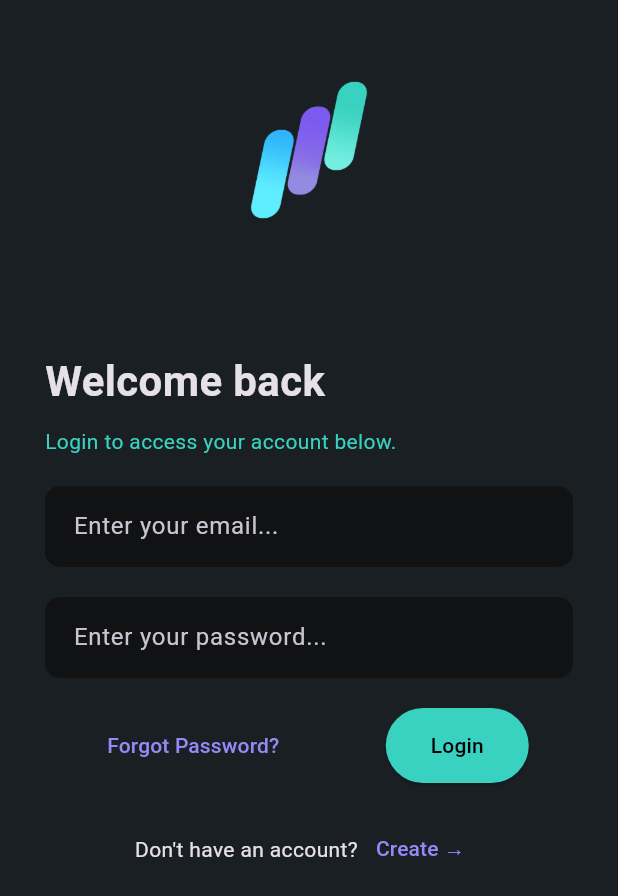
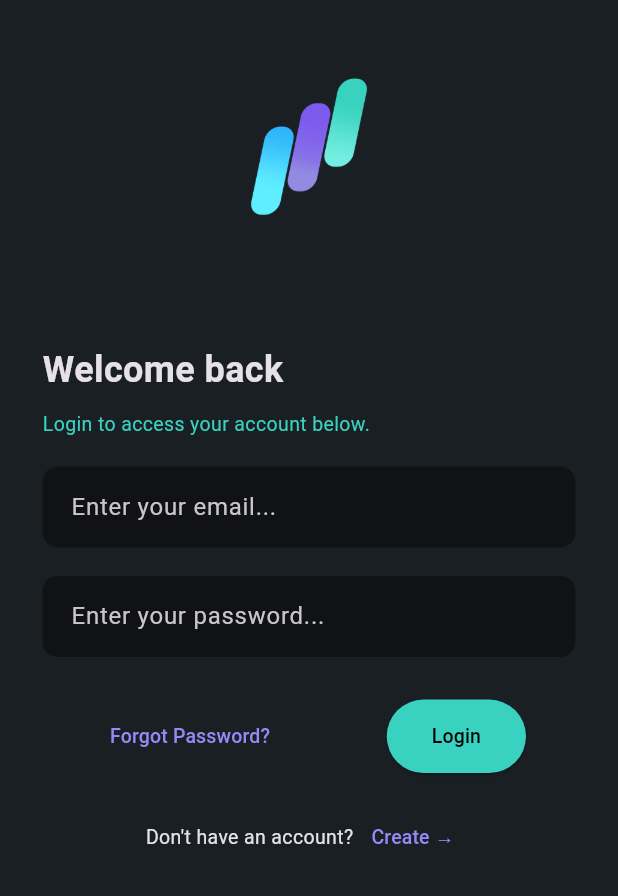
Before and after one commit to Nahaq789/flutter-subscribe, a Flutter app: the screen it shows after launch, on a phone screen of 412 x 824 dp. Shown: the top 896 px of the screen. Run offline on Flutter 3.47's test engine with Material 3 defaults, Android fonts, the phone set to English and light mode, and no system bars; our stand-ins replace flutter_dotenv, flutter_riverpod.

Commit message:
fix: レスポンシブ対応

```diff
--- a/lib/screens/login_page.dart
+++ b/lib/screens/login_page.dart
@@ -1,3 +1,5 @@
+import 'dart:math';
+
 import 'package:flutter/material.dart';
 import 'package:flutter_dotenv/flutter_dotenv.dart';
 import 'package:subscribe/models/login_model.dart';
@@ -31,14 +33,22 @@ class _LoginPageState extends State<LoginPage> {
 
   @override
   Widget build(BuildContext context) {
+    double imageSize = max(MediaQuery.of(context).size.width * 0.1, 100.0);
+    double mediumFontSize = max(MediaQuery.of(context).size.width * 0.02, 13.0);
+    double largeFontSize = max(MediaQuery.of(context).size.width * 0.05, 24.0);
+
+    double padding = MediaQuery.of(context).size.width;
+    debugPrint((imageSize).toString());
+
     String appName = dotenv.get('APP_NAME');
     return Scaffold(
       body: SafeArea(
         child: SingleChildScrollView(
           child: Container(
-            padding: const EdgeInsetsDirectional.fromSTEB(30, 50, 30, 0),
+            padding: EdgeInsetsDirectional.fromSTEB(
+                padding * 0.069, padding * 0.116, padding * 0.069, 0),
             child: Column(
-              mainAxisSize: MainAxisSize.max,
+              mainAxisSize: MainAxisSize.min,
               children: [
                 Column(
                   children: [
@@ -48,19 +58,19 @@ class _LoginPageState extends State<LoginPage> {
                         Image.asset(
                           "images/app_logo.png",
                           fit: BoxFit.cover,
-                          width: 100,
-                          height: 100,
+                          width: imageSize,
+                          height: imageSize,
                         )
                       ],
                     ),
-                    const SizedBox(height: 10),
+                    SizedBox(height: padding * 0.023),
                     Row(
                       mainAxisAlignment: MainAxisAlignment.center,
                       children: [
                         Text(
                           appName,
-                          style: const TextStyle(
-                            fontSize: 24,
+                          style: TextStyle(
+                            fontSize: largeFontSize,
                             fontWeight: FontWeight.bold,
                             fontFamily: 'Roboto Mono',
                             fontStyle: FontStyle.italic,
@@ -70,31 +80,33 @@ class _LoginPageState extends State<LoginPage> {
                     ),
                   ],
                 ),
-                const SizedBox(
-                  height: 40,
+                SizedBox(
+                  height: padding * 0.093,
                 ),
-                const Row(
+                Row(
                   children: [
                     Text(
                       'Welcome back',
-                      style:
-                          TextStyle(fontSize: 28, fontWeight: FontWeight.bold),
+                      style: TextStyle(
+                          fontSize: largeFontSize, fontWeight: FontWeight.bold),
                     ),
                   ],
                 ),
-                const SizedBox(
-                  height: 10,
+                SizedBox(
+                  height: padding * 0.023,
                 ),
-                const Row(
+                Row(
                   children: [
                     Text(
                       'Login to access your account below.',
-                      style: TextStyle(color: Color(0xFF39D2C0)),
+                      style: TextStyle(
+                          color: const Color(0xFF39D2C0),
+                          fontSize: mediumFontSize),
                     ),
                   ],
                 ),
-                const SizedBox(
-                  height: 20,
+                SizedBox(
+                  height: padding * 0.046,
                 ),
                 Column(
                   children: [
@@ -110,7 +122,7 @@ class _LoginPageState extends State<LoginPage> {
                       ),
                       controller: emailController,
                     ),
-                    const SizedBox(height: 20),
+                    SizedBox(height: padding * 0.046),
                     TextField(
                       obscureText: true,
                       decoration: InputDecoration(
@@ -126,17 +138,19 @@ class _LoginPageState extends State<LoginPage> {
                     ),
                   ],
                 ),
-                const SizedBox(
-                  height: 20,
+                SizedBox(
+                  height: padding * 0.069,
                 ),
                 Row(
                   mainAxisAlignment: MainAxisAlignment.spaceAround,
                   children: [
                     TextButton(
                       onPressed: () {},
-                      child: const Text(
+                      child: Text(
                         "Forgot Password?",
-                        style: TextStyle(color: Color(0xFF9489F5)),
+                        style: TextStyle(
+                            color: const Color(0xFF9489F5),
+                            fontSize: mediumFontSize),
                       ),
                     ),
                     ElevatedButton(
@@ -150,19 +164,27 @@ class _LoginPageState extends State<LoginPage> {
                           borderRadius: BorderRadius.circular(30),
                         ),
                       ),
-                      child: const Text("Login"),
+                      child: Text(
+                        "Login",
+                        style: TextStyle(fontSize: mediumFontSize),
+                      ),
                     ),
                   ],
                 ),
-                const SizedBox(
-                  height: 20,
+                SizedBox(
+                  height: padding * 0.046,
                 ),
                 Row(mainAxisAlignment: MainAxisAlignment.center, children: [
-                  const Text("Don't have an account?"),
+                  Text(
+                    "Don't have an account?",
+                    style: TextStyle(fontSize: mediumFontSize),
+                  ),
                   TextButton(
                     onPressed: () {},
-                    child: const Text('Create →',
-                        style: TextStyle(color: Color(0xFF9489F5))),
+                    child: Text('Create →',
+                        style: TextStyle(
+                            color: const Color(0xFF9489F5),
+                            fontSize: mediumFontSize)),
                   ),
                 ])
               ],
--- a/pubspec.yaml
+++ b/pubspec.yaml
@@ -35,7 +35,7 @@ dependencies:
   # Use with the CupertinoIcons class for iOS style icons.
   cupertino_icons: ^1.0.6
   flutter_dotenv: ^5.1.0
-  flutter_riverpod: ^2.5.1
+  flutter_riverpod:
   riverpod_annotation: ^2.3.5
   http: ^1.2.2
 
@@ -50,7 +50,7 @@ dev_dependencies:
   # rules and activating additional ones.
   flutter_lints: ^3.0.0
   build_runner:
-  riverpod_generator: ^2.4.2
+  riverpod_generator:
 
 # For information on the generic Dart part of this file, see the
 # following page: https://dart.dev/tools/pub/pubspec
```
